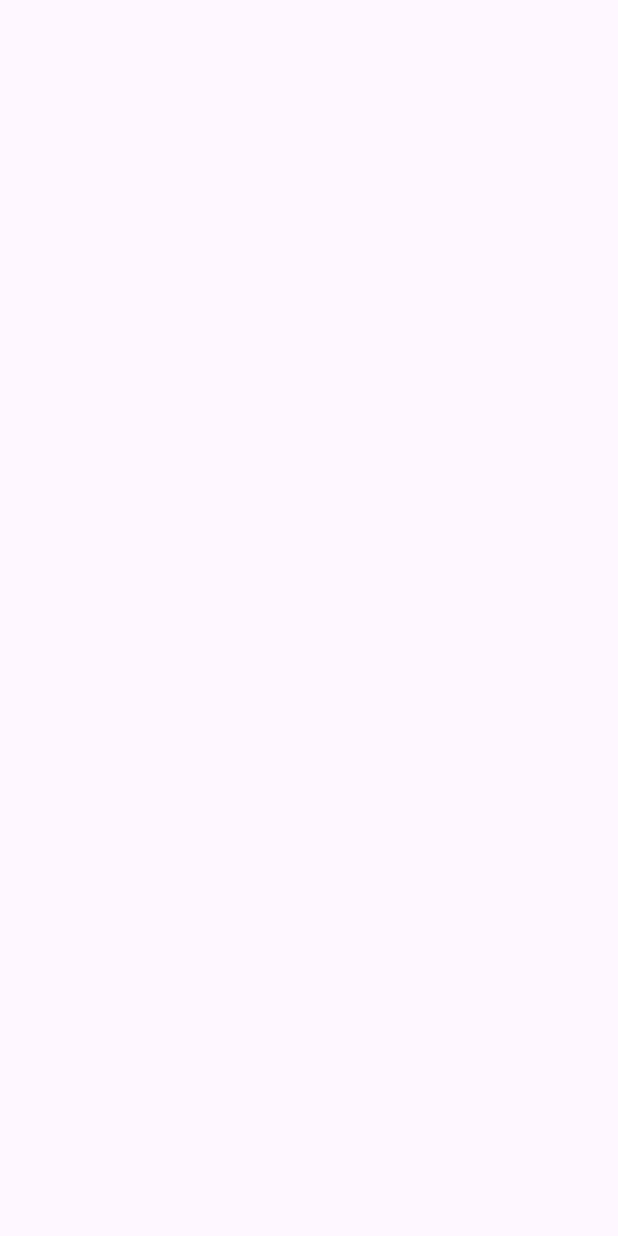
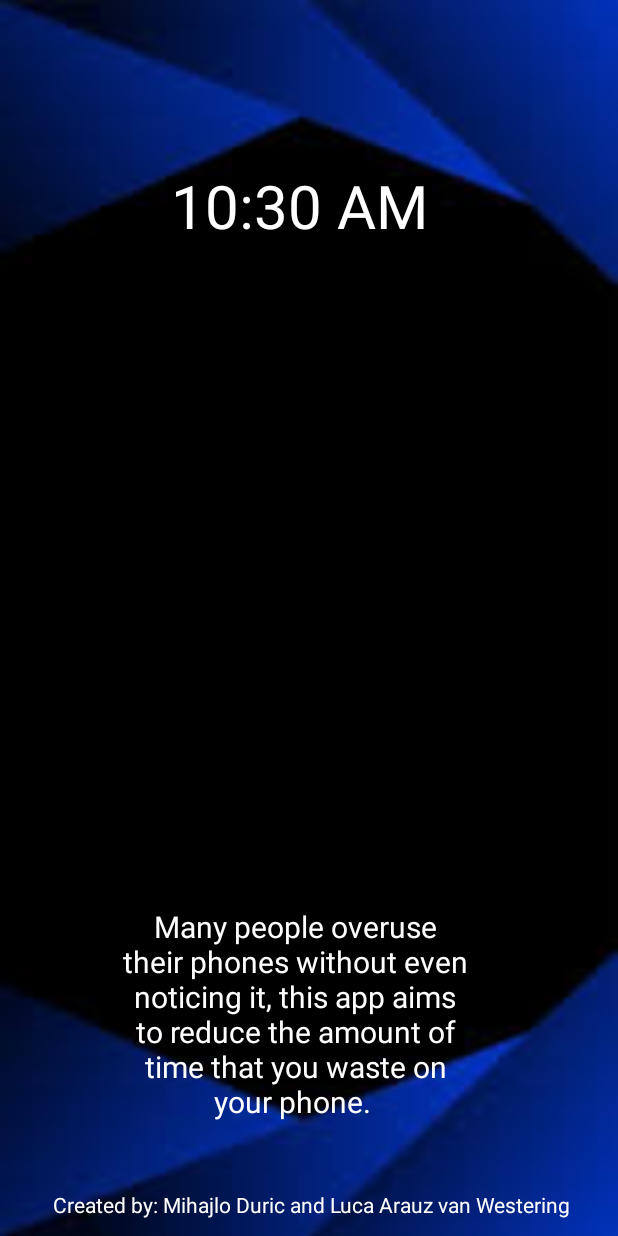
Before and after one commit to Lucaarauz/NotivateApp, an Android app: the screen it shows after launch (MainActivity), on a phone screen of 412 x 824 dp. Before the commit the screen is empty. Run offline under Robolectric (Android 15) with nearby library versions, the phone set to English and light mode, and no system bars.

Commit message:
ui for app kinda

```diff
--- a/app/src/main/res/layout/activity_main.xml
+++ b/app/src/main/res/layout/activity_main.xml
@@ -3,4 +3,46 @@
     xmlns:tools="http://schemas.android.com/tools"
     android:layout_width="match_parent"
     android:layout_height="match_parent"
-    tools:context=".MainActivity"/>
+    android:textAlignment="center"
+    tools:context=".MainActivity"
+    android:background="@drawable/background"
+    >
+
+    <TextView
+        android:id="@+id/textView"
+        android:layout_width="234dp"
+        android:layout_height="178dp"
+        android:layout_alignParentEnd="true"
+        android:layout_alignParentBottom="true"
+        android:layout_marginEnd="98dp"
+        android:layout_marginBottom="42dp"
+        android:text="Many people overuse their phones without even noticing it, this app aims to reduce the amount of time that you waste on your phone. "
+        android:textAlignment="center"
+        android:textColor="#FFFFFF"
+        android:textSize="20sp" />
+
+    <TextClock
+        android:id="@+id/textClock"
+        android:layout_width="200dp"
+        android:layout_height="122dp"
+        android:layout_alignParentStart="true"
+        android:layout_alignParentTop="true"
+        android:layout_marginStart="99dp"
+        android:layout_marginTop="110dp"
+        android:textAlignment="center"
+        android:textColor="#FFFFFF"
+        android:textSize="40sp" />
+
+    <TextView
+        android:id="@+id/textView2"
+        android:layout_width="wrap_content"
+        android:layout_height="wrap_content"
+        android:layout_alignParentStart="true"
+        android:layout_alignParentBottom="true"
+        android:layout_marginStart="35dp"
+        android:layout_marginBottom="11dp"
+        android:text="Created by: Mihajlo Duric and Luca Arauz van Westering"
+        android:textColor="#FFFFFF" />
+
+
+</RelativeLayout>
```
Also changed, not shown: app/src/main/res/drawable/background.jpg (added).
